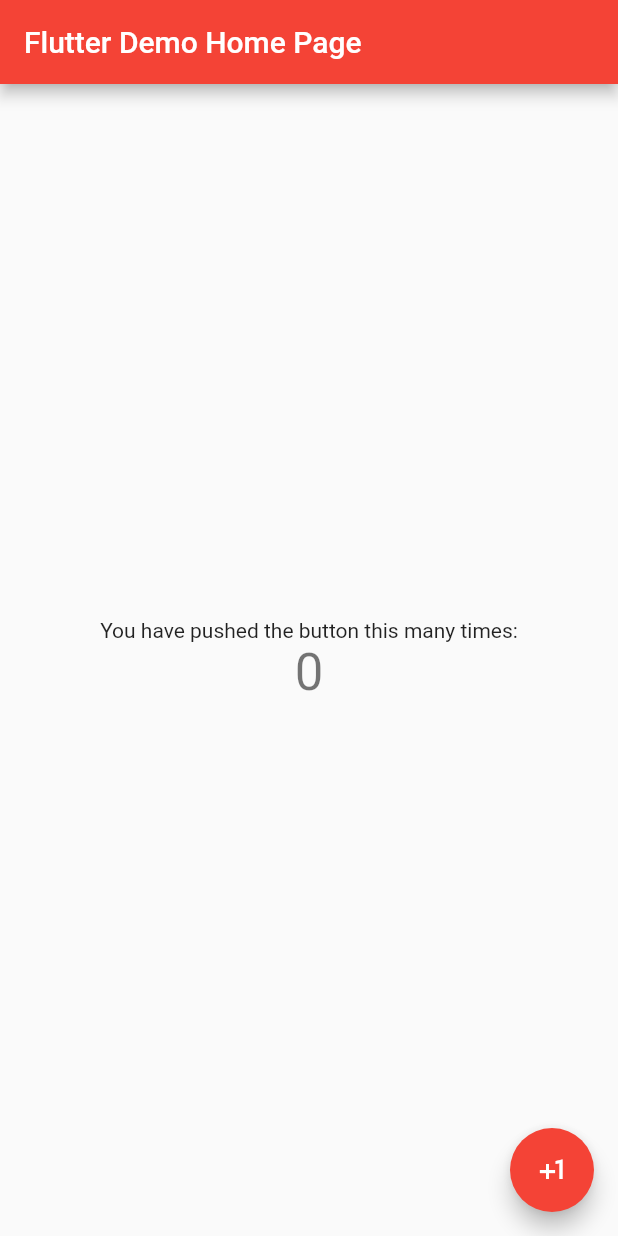
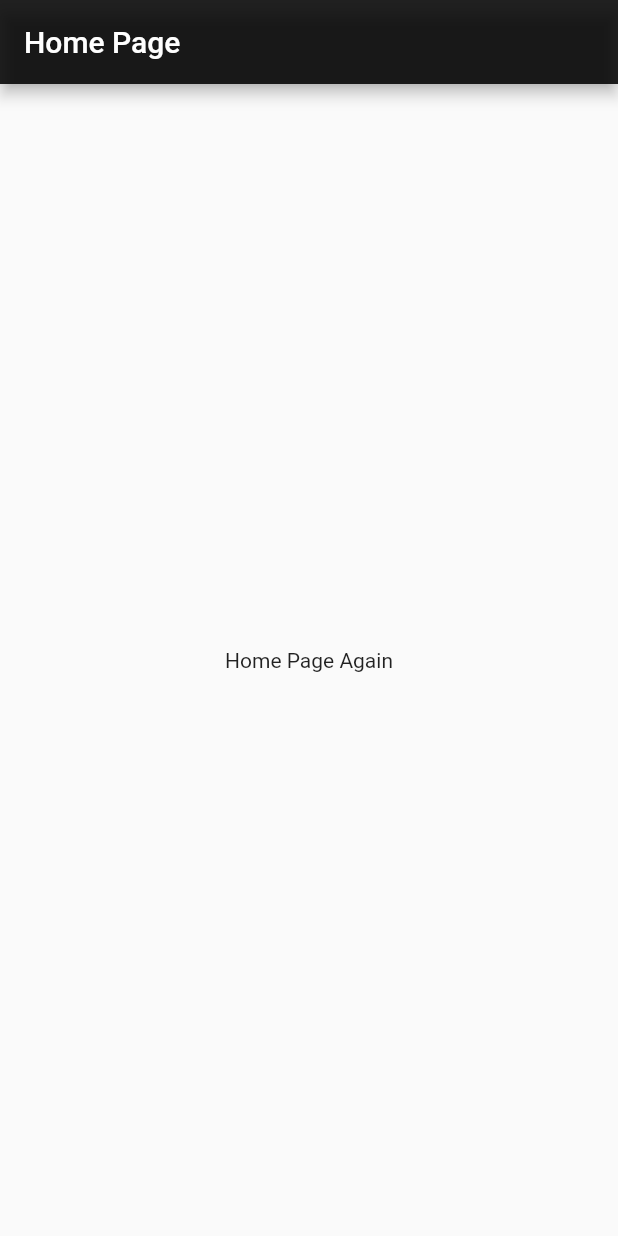
Before and after one commit to ericzorn93/Aria-Mobile, a Flutter app: the screen it shows after launch, on a phone screen of 412 x 824 dp. Run offline on Flutter 3.47's test engine with Material 2 defaults, Android fonts, the phone set to English and light mode, and no system bars; our stand-ins replace bloc, flutter_bloc.

Commit message:
Building Cupertino and Material App Scaffold

```diff
--- a/lib/main.dart
+++ b/lib/main.dart
@@ -1,15 +1,28 @@
+import 'dart:io';
 import 'package:flutter/material.dart';
+import 'package:flutter/cupertino.dart';
 
 import 'package:aria/pages/HomePage.dart';
 import 'package:flutter_bloc/flutter_bloc.dart';
 import 'package:aria/blocs/CounterBloc.dart';
 
-void main() => runApp(MyApp());
+void main() => runApp(AriaApp());
 
-class MyApp extends StatelessWidget {
+class AriaApp extends StatelessWidget {
+  String _appTitle = "Aria Music (Currently Counter)";
+
   // This widget is the root of your application.
   @override
   Widget build(BuildContext context) {
+    if (Platform.isIOS) {
+      return CupertinoApp(
+        title: _appTitle,
+        home: BlocProvider<CounterBloc>(
+            builder: (context) => CounterBloc(),
+            child: MyHomePage(title: 'Flutter Demo Home Page')),
+      );
+    }
+
     return MaterialApp(
       title: 'Aria Music (Currently Counter)',
       theme: ThemeData(
--- a/lib/pages/HomePage.dart
+++ b/lib/pages/HomePage.dart
@@ -1,7 +1,6 @@
-import 'package:aria/blocs/CounterBloc.dart';
-import 'package:aria/events/CounterEvent.dart';
+import 'dart:io';
+import 'package:flutter/cupertino.dart';
 import 'package:flutter/material.dart';
-import 'package:flutter_bloc/flutter_bloc.dart';
 
 class MyHomePage extends StatefulWidget {
   MyHomePage({Key key, this.title}) : super(key: key);
@@ -15,35 +14,29 @@ class MyHomePage extends StatefulWidget {
 class _MyHomePageState extends State<MyHomePage> {
   @override
   Widget build(BuildContext context) {
-    return Scaffold(
-      appBar: AppBar(
-        title: Text(widget.title),
-        backgroundColor: Colors.red,
+    if (Platform.isAndroid) {
+      return Scaffold(
+        appBar: AppBar(
+          title: Text("Home Page"),
+          backgroundColor: Colors.black87,
+        ),
+        body: Container(
+            child: Center(
+          child: Text("Home Page Again"),
+        )),
+      );
+    }
+
+    return CupertinoPageScaffold(
+      navigationBar: CupertinoNavigationBar(
+        middle: Text(
+          "Home",
+          style: TextStyle(color: Colors.white),
+        ),
+        backgroundColor: Colors.black87,
       ),
-      body: BlocBuilder<CounterBloc, int>(
-        builder: (BuildContext context, int count) {
-          return Center(
-            child: Column(
-              mainAxisAlignment: MainAxisAlignment.center,
-              children: <Widget>[
-                Text(
-                  'You have pushed the button this many times:',
-                ),
-                Text(
-                  '$count',
-                  style: Theme.of(context).textTheme.display1,
-                ),
-              ],
-            ),
-          );
-        },
-      ),
-      floatingActionButton: FloatingActionButton(
-        onPressed: () =>
-            BlocProvider.of<CounterBloc>(context).add(CounterEvent.increment),
-        tooltip: 'Increment',
-        child: Icon(Icons.plus_one),
-        backgroundColor: Colors.red,
+      child: Container(
+        child: Center(child: Text("Home Page Again")),
       ),
     );
   }
--- a/pubspec.yaml
+++ b/pubspec.yaml
@@ -27,6 +27,8 @@ dependencies:
   flutter_redux: ^0.5.4
   redux_thunk: ^0.2.1
   provider: ^3.1.0+1
+
+  equatable: ^0.6.1
 
   # The following adds the Cupertino Icons font to your application.
   # Use with the CupertinoIcons class for iOS style icons.
```
Also changed, not shown: pubspec.lock.
